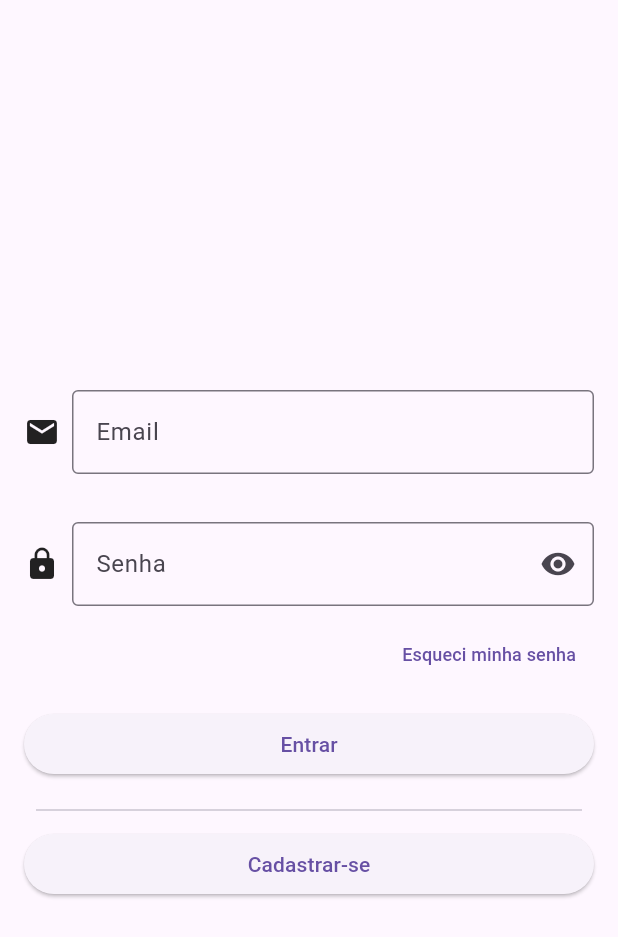
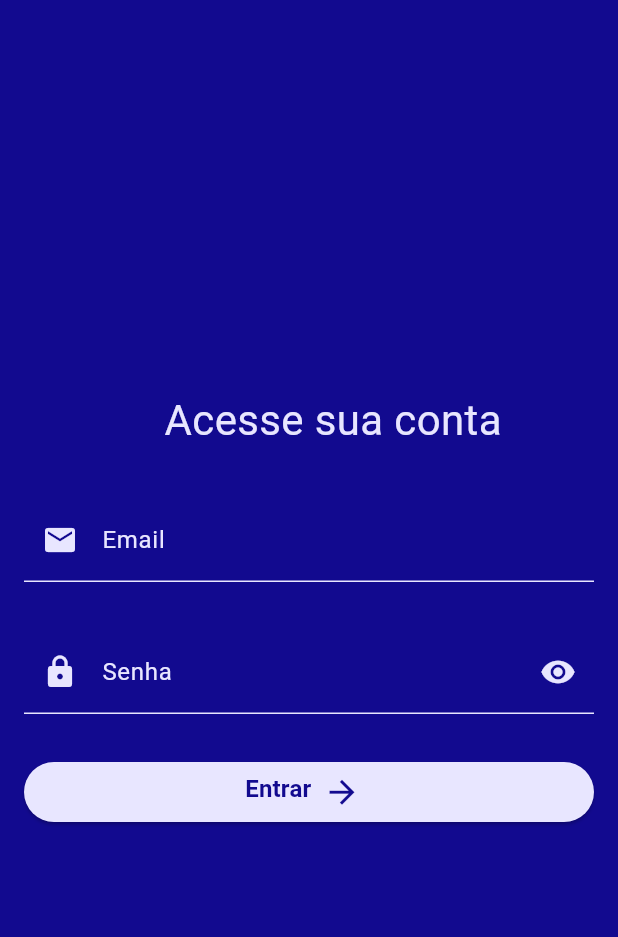
Before and after one commit to Ne0MM/pag_agora_admin, a Flutter app: the screen it shows after launch, on a phone screen of 412 x 824 dp. Shown: the top 937 px of the screen. Run offline on Flutter 3.47's test engine with Material 3 defaults, Android fonts, the phone set to English and light mode, and no system bars.

Commit message:
Login_screen work

```diff
--- /dev/null
+++ b/lib/core/themes/app_color_scheme.dart
@@ -0,0 +1,20 @@
+import 'package:flutter/material.dart';
+
+class AppColorScheme {
+  static final Color baseColor = Color(0xFF120A8F);
+
+  static final ColorScheme colorScheme = ColorScheme(
+    primary: baseColor,
+    primaryContainer: const Color(0xFF0F0875), // Darker shade
+    secondary: const Color(0xFF2D20A8),       // Slightly lighter shade
+    secondaryContainer: const Color(0xFF7365D1), // Even lighter shade
+    surface: const Color(0xFFE8E6FF),         // Light tint
+    error: Colors.red,
+    onPrimary: Colors.white,
+    onSecondary: Colors.white,
+    onSurface: Colors.black,
+    onSurfaceVariant: Colors.grey.shade600,
+    onError: Colors.white,
+    brightness: Brightness.light,
+  );
+}
--- /dev/null
+++ b/lib/core/themes/app_theme.dart
@@ -0,0 +1,17 @@
+import 'package:flutter/material.dart';
+import 'app_color_scheme.dart';
+
+class AppTheme {
+  static ThemeData theme = ThemeData(
+    colorScheme: AppColorScheme.colorScheme,
+    appBarTheme: AppBarTheme(
+      backgroundColor: AppColorScheme.colorScheme.primary,
+      foregroundColor: AppColorScheme.colorScheme.onPrimary,
+    ),
+    floatingActionButtonTheme: FloatingActionButtonThemeData(
+      backgroundColor: AppColorScheme.colorScheme.secondary,
+      foregroundColor: AppColorScheme.colorScheme.onSecondary,
+    ),
+    // Define other theme properties as needed
+  );
+}
--- a/lib/features/login/presentation/views/login_view.dart
+++ b/lib/features/login/presentation/views/login_view.dart
@@ -1,6 +1,4 @@
 import 'package:flutter/material.dart';
-import 'package:pag_agora_admin/features/login/presentation/widgets/forgot_password_text_button.dart';
-import 'package:pag_agora_admin/features/login/presentation/widgets/sign_up_button.dart';
 import 'package:pag_agora_admin/features/login/presentation/widgets/login_data_input.dart';
 import 'package:pag_agora_admin/features/login/presentation/widgets/login_send_button.dart';
 import 'package:provider/provider.dart';
@@ -15,32 +13,31 @@ class LoginView extends StatelessWidget {
     LoginViewModel loginViewModel = context.watch<LoginViewModel>();
 
     return Scaffold(
+      backgroundColor: Theme.of(context).colorScheme.primary,
       body: Column(
         mainAxisAlignment: MainAxisAlignment.center,
         children: [
+          Padding(
+            padding: EdgeInsets.fromLTRB(32.0, 0.0, 0.0, 0.0),
+            child: Text("Acesse sua conta", style: TextStyle(color: Theme.of(context).colorScheme.surface, fontSize: 28),),
+          ),
           LoginDataInput(
             onChanged: loginViewModel.setEmail,
             labelText: "Email",
-            prefixIcon: const Icon(Icons.email),
+            prefixIcon: Icon(Icons.email, color: Theme.of(context).colorScheme.surface,),
           ),
           LoginDataInput(
             onChanged: loginViewModel.setPassword,
             labelText: "Senha",
-            prefixIcon: const Icon(Icons.lock),
+            prefixIcon: Icon(Icons.lock, color: Theme.of(context).colorScheme.surface,),
             obscureText: loginViewModel.obscurePassword,
             suffixIcon: loginViewModel.obscurePassword? Icons.visibility : Icons.visibility_off,
             suffixCallBack: () => loginViewModel.setObscurePassword(),
           ),
-          const ForgotPasswordTextButton(),
           LoginSendButton(
             loading: loginViewModel.loading,
             logLoginView: loginViewModel.logLoginView
           ),
-          const Padding(
-            padding: EdgeInsets.fromLTRB(24, 0 , 24, 0),
-            child: Divider(),
-          ),
-          const SignUpButton(),
         ],
       ),
     );
--- a/lib/features/login/presentation/widgets/forgot_password_text_button.dart
+++ /dev/null
@@ -1,21 +0,0 @@
-import 'package:flutter/material.dart';
-
-class ForgotPasswordTextButton extends StatelessWidget {
-  const ForgotPasswordTextButton({super.key});
-
-  @override
-  Widget build(BuildContext context){
-    return Padding(
-      padding: const EdgeInsets.fromLTRB(16,8,16,0),
-      child: Row(
-        mainAxisAlignment: MainAxisAlignment.end,
-        children: [
-          TextButton(
-            onPressed: () => Navigator.pushNamed(context, "/forgot_password"),
-            child: const Text("Esqueci minha senha", style: TextStyle(fontSize: 12),)
-          )
-        ],
-      ),
-    );
-  }
-}
--- a/lib/features/login/presentation/widgets/login_data_input.dart
+++ b/lib/features/login/presentation/widgets/login_data_input.dart
@@ -25,19 +25,28 @@ class LoginDataInput extends StatelessWidget {
       child: Row(
         children: [
           // Container to provide spacing between the icon and the text field
-          prefixIcon,
-          const SizedBox(width: 8.0), // Space between the icon and the text field
           Expanded(
             child: TextFormField(
+              style: TextStyle(color: Theme.of(context).colorScheme.surface),
               obscureText: obscureText,
               onChanged: onChanged,
+              cursorColor: Theme.of(context).colorScheme.surface,
               decoration: InputDecoration(
-                border: const OutlineInputBorder(),
-                labelText: labelText,
+                contentPadding: const EdgeInsets.fromLTRB(0, 0, 0, 16),
+                enabledBorder: UnderlineInputBorder(
+                  borderSide: BorderSide(color: Theme.of(context).colorScheme.surface),
+                ),
+                focusedBorder: UnderlineInputBorder(
+                  borderSide: BorderSide(color: Theme.of(context).colorScheme.surface),
+                ),
+                prefixIcon: prefixIcon,
                 suffixIcon: IconButton(
                   onPressed: suffixCallBack?? suffixCallBack,
                   icon: Icon(suffixIcon)
-                )
+                ),
+                suffixIconColor: Theme.of(context).colorScheme.surface,
+                labelText: labelText,
+                labelStyle: TextStyle(color: Theme.of(context).colorScheme.surface),
               ),
             ),
           ),
--- a/lib/features/login/presentation/widgets/login_send_button.dart
+++ b/lib/features/login/presentation/widgets/login_send_button.dart
@@ -9,20 +9,28 @@ class LoginSendButton extends StatelessWidget {
   @override
   Widget build(BuildContext context){
     return Padding(
-      padding: const EdgeInsets.all(16),
+      padding: const EdgeInsets.fromLTRB(16.0, 32.0, 16.0, 16.0),
       child: SizedBox(
         width: double.infinity,
         height: 40,
-        child: ElevatedButton(
-          onPressed: loading? null : logLoginView,
-          child: loading?
+        child: ElevatedButton.icon(
+          onPressed: logLoginView,
+          style: ElevatedButton.styleFrom(
+            disabledBackgroundColor: Theme.of(context).colorScheme.onSurfaceVariant
+          ),
+          label: loading?
+            const Text("")
+          :
+            const Text("Entrar", style: TextStyle(fontWeight: FontWeight.bold, fontSize: 16, height: -0.3),),
+          icon: loading?
             const SizedBox(
+              height: 25,
               width: 25,
-              height: 25,
               child: CircularProgressIndicator(),
             )
-              :
-            const Text("Entrar"),
+          :
+            const Icon(Icons.arrow_forward, size: 25,),
+          iconAlignment: IconAlignment.end,
         ),
       )
     );
--- a/lib/features/login/presentation/widgets/sign_up_button.dart
+++ /dev/null
@@ -1,20 +0,0 @@
-import 'package:flutter/material.dart';
-
-class SignUpButton extends StatelessWidget {
-  const SignUpButton({super.key});
-
-  @override
-  Widget build(BuildContext context){
-    return Padding(
-      padding: const EdgeInsets.fromLTRB(16.0, 8, 16.0, 0),
-      child: SizedBox(
-        width: double.infinity,
-        height: 40,
-        child: ElevatedButton(
-          onPressed: () => Navigator.pushNamed(context, "/sign_up"),
-          child: const Text("Cadastrar-se"),
-        ),
-      ),
-    );
-  }
-}
--- a/lib/main.dart
+++ b/lib/main.dart
@@ -1,4 +1,5 @@
 import 'package:flutter/material.dart';
+import 'package:pag_agora_admin/core/themes/app_theme.dart';
 import 'package:pag_agora_admin/features/forgot_password/presentation/viewmodels/forgot_password_view_model.dart';
 import 'package:pag_agora_admin/features/forgot_password/presentation/views/forgot_password_view.dart';
 import 'package:pag_agora_admin/features/login/presentation/viewmodels/login_view_model.dart';
@@ -25,6 +26,7 @@ class MainApp extends StatelessWidget {
   Widget build(BuildContext context) {
     return MaterialApp(
       initialRoute: '/login',
+      theme: AppTheme.theme,
       routes: {
         '/login' : (context) => const LoginView(),
         '/forgot_password' : (context) => const ForgotPasswordView(),
```
